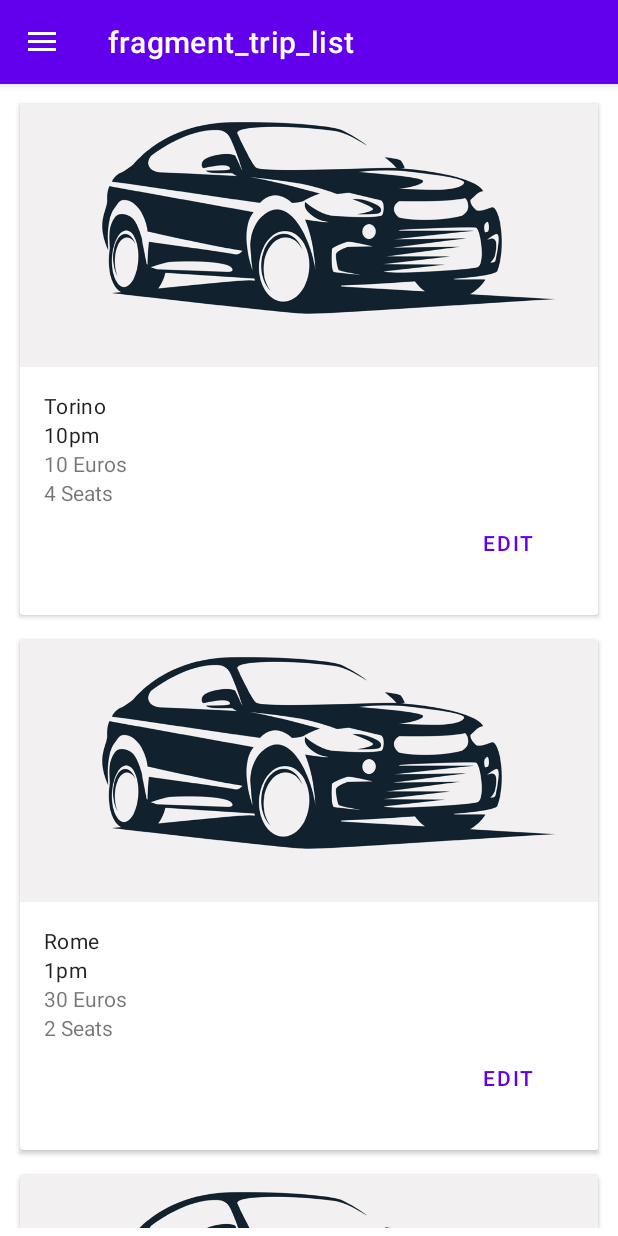
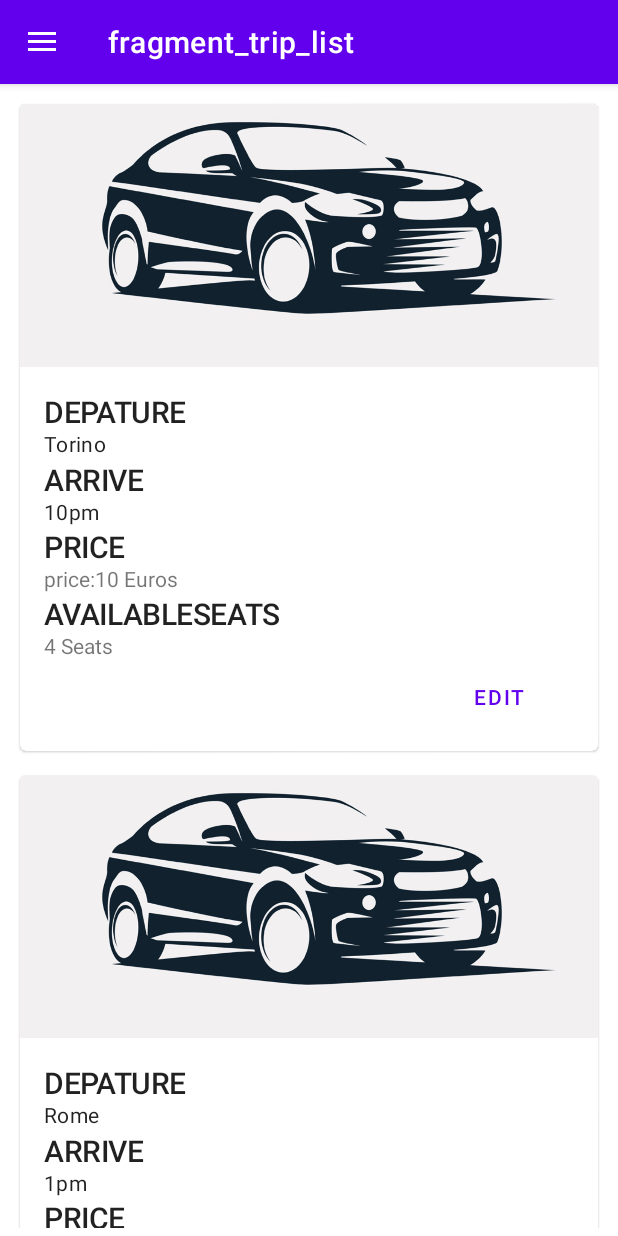
Before and after one commit to JuanPabloLoCoco/car-pooling, an Android app: the screen it shows after launch (MainActivity), in the side drawer, after a tap on "Trip List", on a phone screen of 412 x 824 dp. Run offline under Robolectric (Android 15) with nearby library versions, the phone set to English and light mode, and no system bars; our stand-ins replace navigation-ui.

Commit message:
add title

```diff
--- a/app/src/main/java/it/polito/mad/car_pooling/TripListFragment.kt
+++ b/app/src/main/java/it/polito/mad/car_pooling/TripListFragment.kt
@@ -11,6 +11,7 @@ import android.widget.Button
 import android.widget.TextView
 import android.widget.Toast
 import androidx.cardview.widget.CardView
+import androidx.core.view.isInvisible
 import androidx.recyclerview.widget.LinearLayoutManager
 import androidx.recyclerview.widget.RecyclerView
 import com.google.android.material.button.MaterialButton
@@ -31,7 +32,7 @@ class TripListFragment : Fragment() {
         reciclerView.layoutManager = LinearLayoutManager(requireContext())
 
         val trip1 = Trip(1)
-        trip1.price = "10 Euros"
+        trip1.price = "price:10 Euros"
         trip1.depAriLocation = "Torino"
         trip1.depDateTime = "10pm"
         trip1.avaSeat = "4 Seats"
@@ -48,11 +49,19 @@ class TripListFragment : Fragment() {
         trip3.depDateTime = "1pm"
         trip3.avaSeat = "2 Seats"
 
-        // val dataList = ArrayList<Trip>(trip1, trip2, trip3)
+        //val dataList = ArrayList<Trip>(trip1, trip2, trip3)
         val dataList = arrayListOf<Trip>(trip1, trip2, trip3)
+        //val dataList = arrayListOf<Trip>()
+        if(dataList.isNotEmpty()){
 
-        val rvAdapter = TripCardAdapter(dataList.shuffled(), requireContext())
-        reciclerView.adapter = rvAdapter
+            val rvAdapter = TripCardAdapter(dataList.shuffled(), requireContext())
+            reciclerView.adapter = rvAdapter
+            requireView().findViewById<TextView>(R.id.empty_triplist).visibility=View.INVISIBLE
+        }else {
+
+            //display some message ,that message will on the trip detailfragment
+        }
+
         // Log.d("POLITO_ERRORS", "Recicler view es null: " + (reciclerView == null).toString())
     }
 }
@@ -63,6 +72,7 @@ class TripCardAdapter (val tripList: List<Trip>, val context: Context): Recycler
         val departureTimeView = v.findViewById<TextView>(R.id.timeview)
         val priceView = v.findViewById<TextView>(R.id.priceview)
         val availableSeatsView = v.findViewById<TextView>(R.id.tripAvailableSeatsField)
+
 
         val tripCardView = v.findViewById<CardView>(R.id.tripCard)
         fun bind(t: Trip) {
--- a/app/src/main/res/layout/fragment_trip_list.xml
+++ b/app/src/main/res/layout/fragment_trip_list.xml
@@ -5,6 +5,12 @@
     android:layout_width="match_parent"
     android:layout_height="match_parent"
     tools:context=".TripListFragment">
+    <TextView
+        android:id="@+id/empty_triplist"
+        android:layout_width="wrap_content"
+        android:layout_height="wrap_content"
+        android:text="empty_triplist"
+        tools:ignore="MissingConstraints" />
 
     <!-- TODO: Update blank fragment layout -->
   <androidx.recyclerview.widget.RecyclerView
@@ -12,6 +18,7 @@
       android:layout_width="match_parent"
       android:layout_height="match_parent"
       android:layout_margin="5dp"
+
       >
 
   </androidx.recyclerview.widget.RecyclerView>
--- a/app/src/main/res/layout/item_layout.xml
+++ b/app/src/main/res/layout/item_layout.xml
@@ -1,5 +1,6 @@
 <?xml version="1.0" encoding="utf-8"?>
- <androidx.cardview.widget.CardView
+<com.google.android.material.card.MaterialCardView
+    style="style/widg"
     xmlns:android="http://schemas.android.com/apk/res/android"
     xmlns:app="http://schemas.android.com/apk/res-auto"
     xmlns:tools="http://schemas.android.com/tools"
@@ -12,59 +13,90 @@
 
     <LinearLayout
         android:layout_width="match_parent"
-        android:layout_height="wrap_content"
+        android:layout_height="match_parent"
         android:orientation="vertical">
 
         <ImageView
             android:id="@+id/imageview"
             android:layout_width="match_parent"
             android:layout_height="175dp"
+
             android:scaleType="centerCrop"
-            app:srcCompat="@drawable/car_default"
+            app:srcCompat="@drawable/car_default" />
 
-            />
         <LinearLayout
             android:layout_width="match_parent"
-             android:layout_height="wrap_content"
+            android:layout_height="256dp"
             android:orientation="vertical"
-             android:padding="16dp">
+            android:outlineSpotShadowColor="@color/lightGrayColor"
+            android:padding="16dp"
+
+            >
+            <TextView
+                android:id="@+id/list_title"
+                android:layout_width="150dp"
+                android:layout_height="25dp"
+                android:text="DEPATURE"
+                style="@style/TextAppearance.AppCompat.Title"
+                android:textAppearance="?attr/textAppearanceHeadline1" />
 
             <TextView
                 android:id="@+id/depatureview"
-                android:layout_width="wrap_content"
-                android:layout_height="wrap_content"
+                android:layout_width="150dp"
+                android:layout_height="20dp"
                 android:text="Departure&amp;arrival"
-                android:textAppearance="?attr/textAppearanceBody2"/>
+                android:textAppearance="?attr/textAppearanceBody2" />
+
+            <TextView
+                android:id="@+id/list_title1"
+                android:layout_width="150dp"
+                android:layout_height="25dp"
+                android:text="ARRIVE"
+                style="@style/TextAppearance.AppCompat.Title"
+                android:textAppearance="?attr/textAppearanceHeadline1"/>
+
             <TextView
                 android:id="@+id/timeview"
                 android:layout_width="wrap_content"
                 android:layout_height="wrap_content"
                 android:text="Departure date&amp;time"
-                 android:textAppearance="?attr/textAppearanceBody2"
-             />
+                android:textAppearance="?attr/textAppearanceBody2" />
+            <TextView
+                android:id="@+id/list_title2"
+                android:layout_width="150dp"
+                android:layout_height="25dp"
+                android:text="PRICE"
+                style='@style/TextAppearance.AppCompat.Title'
+                android:textAppearance="?attr/textAppearanceHeadline1"/>
             <TextView
                 android:id="@+id/priceview"
                 android:layout_width="wrap_content"
                 android:layout_height="wrap_content"
-                android:text="Price"
-            />
+                android:text="Price" />
+            <TextView
+                android:id="@+id/list_title3"
+                android:layout_width="160dp"
+                android:layout_height="25dp"
+                android:text="AVAILABLESEATS"
+                style='@style/TextAppearance.AppCompat.Title'
+                android:textAppearance="?attr/textAppearanceHeadline1"/>
+
             <TextView
                 android:id="@+id/tripAvailableSeatsField"
                 android:layout_width="wrap_content"
                 android:layout_height="wrap_content"
-                android:text="Avaiable Seats"
-                />
+                android:text="Avaiable Seats" />
+
             <com.google.android.material.button.MaterialButton
                 android:id="@+id/tripCardEditTripButton"
+                style="?attr/borderlessButtonStyle"
+                android:layout_width="100dp"
+                android:layout_height="49dp"
                 android:layout_gravity="right"
-                android:layout_width="wrap_content"
-                android:layout_height="wrap_content"
                 android:layout_marginBottom="8dp"
-                style="?attr/borderlessButtonStyle"
-                android:text="Edit"
-                />
+                android:text="Edit" />
 
         </LinearLayout>
     </LinearLayout>
 
-</androidx.cardview.widget.CardView>
+</com.google.android.material.card.MaterialCardView>
```
Lines whose indentation alone changed are shown as unchanged.
